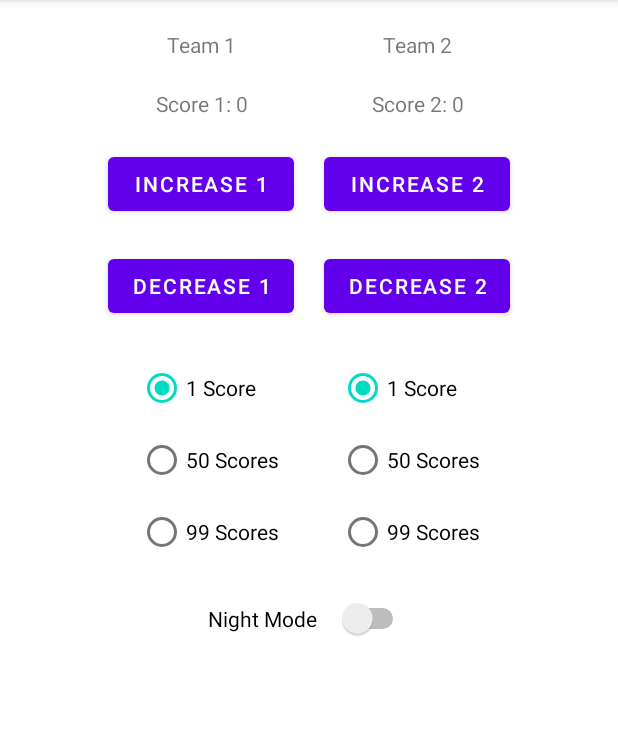
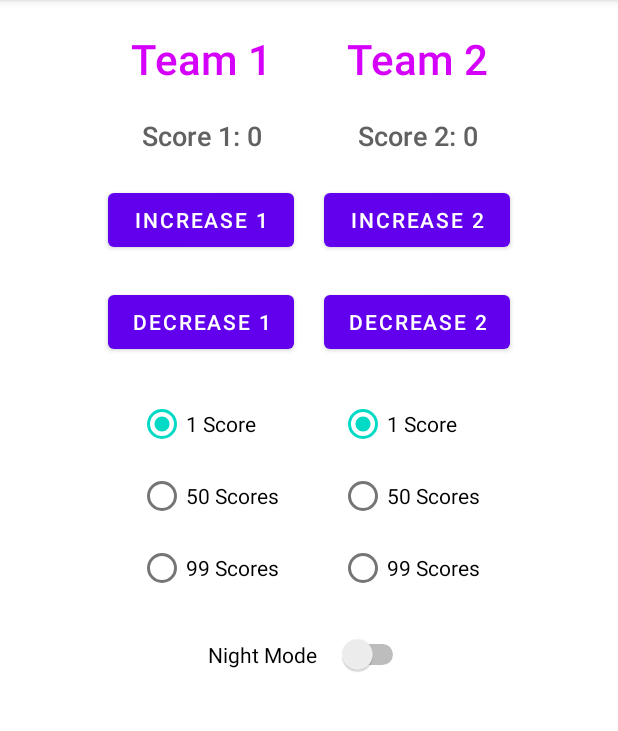
Before and after one commit to kevinle-it/JAV1001-ScoreKeeper, an Android app: the screen it shows after launch (MainActivity), on a phone screen of 412 x 824 dp, the part 84-815 px from its top. Run offline under Robolectric (Android 15) with nearby library versions, the phone set to English and light mode, and no system bars.

Commit message:
add theme styles and apply to text views

```diff
--- a/app/src/main/res/layout/activity_main.xml
+++ b/app/src/main/res/layout/activity_main.xml
@@ -23,6 +23,7 @@
 
             <TextView
                 android:id="@+id/team1Name"
+                style="@style/Theme.ScoreKeeper.Title"
                 android:layout_width="wrap_content"
                 android:layout_height="wrap_content"
                 android:layout_marginRight="10dp"
@@ -31,6 +32,7 @@
 
             <TextView
                 android:id="@+id/team2Name"
+                style="@style/Theme.ScoreKeeper.Title"
                 android:layout_width="wrap_content"
                 android:layout_height="wrap_content"
                 android:layout_marginLeft="10dp"
@@ -50,6 +52,7 @@
 
             <TextView
                 android:id="@+id/team1Score"
+                style="@style/Theme.ScoreKeeper.Subtitle"
                 android:layout_width="wrap_content"
                 android:layout_height="wrap_content"
                 android:layout_marginRight="10dp"
@@ -58,6 +61,7 @@
 
             <TextView
                 android:id="@+id/team2Score"
+                style="@style/Theme.ScoreKeeper.Subtitle"
                 android:layout_width="wrap_content"
                 android:layout_height="wrap_content"
                 android:layout_marginLeft="10dp"
--- a/app/src/main/res/values-night/themes.xml
+++ b/app/src/main/res/values-night/themes.xml
@@ -19,4 +19,16 @@
         <item name="background">@color/purple_200</item>
         <item name="titleTextColor">@color/black</item>
     </style>
+
+    <style name="Theme.ScoreKeeper.Title">
+        <item name="android:textSize">28sp</item>
+        <item name="android:textColor">@color/light_green_a400</item>
+        <item name="android:fontFamily">sans-serif-medium</item>
+    </style>
+
+    <style name="Theme.ScoreKeeper.Subtitle">
+        <item name="android:textSize">18sp</item>
+        <item name="android:textColor">@color/grey_300</item>
+        <item name="android:fontFamily">sans-serif-medium</item>
+    </style>
 </resources>
--- a/app/src/main/res/values/colors.xml
+++ b/app/src/main/res/values/colors.xml
@@ -7,4 +7,12 @@
     <color name="teal_700">#FF018786</color>
     <color name="black">#FF000000</color>
     <color name="white">#FFFFFFFF</color>
+
+    <!-- Title - Day & Night mode -->
+    <color name="purple_a400">#FFd500F9</color>
+    <color name="light_green_a400">#FF76FF03</color>
+
+    <!-- Subtitle - Day & Night mode -->
+    <color name="grey_700">#FF616161</color>
+    <color name="grey_300">#FFE0E0E0</color>
 </resources>
--- a/app/src/main/res/values/themes.xml
+++ b/app/src/main/res/values/themes.xml
@@ -13,4 +13,16 @@
         <item name="android:statusBarColor" tools:targetApi="l">?attr/colorPrimaryVariant</item>
         <!-- Customize your theme here. -->
     </style>
+
+    <style name="Theme.ScoreKeeper.Title">
+        <item name="android:textSize">28sp</item>
+        <item name="android:textColor">@color/purple_a400</item>
+        <item name="android:fontFamily">sans-serif-medium</item>
+    </style>
+
+    <style name="Theme.ScoreKeeper.Subtitle">
+        <item name="android:textSize">18sp</item>
+        <item name="android:textColor">@color/grey_700</item>
+        <item name="android:fontFamily">sans-serif-medium</item>
+    </style>
 </resources>
```
